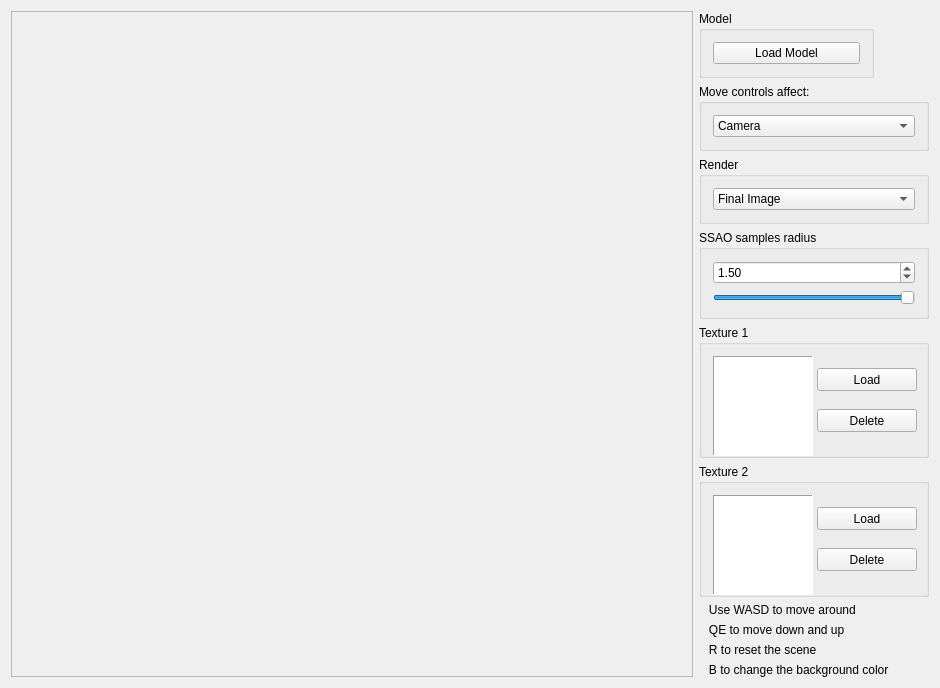
Before: the Qt Designer form project/forms/BasicGLWindow.ui in Vulpem/VQTGL, drawn with Qt 5.
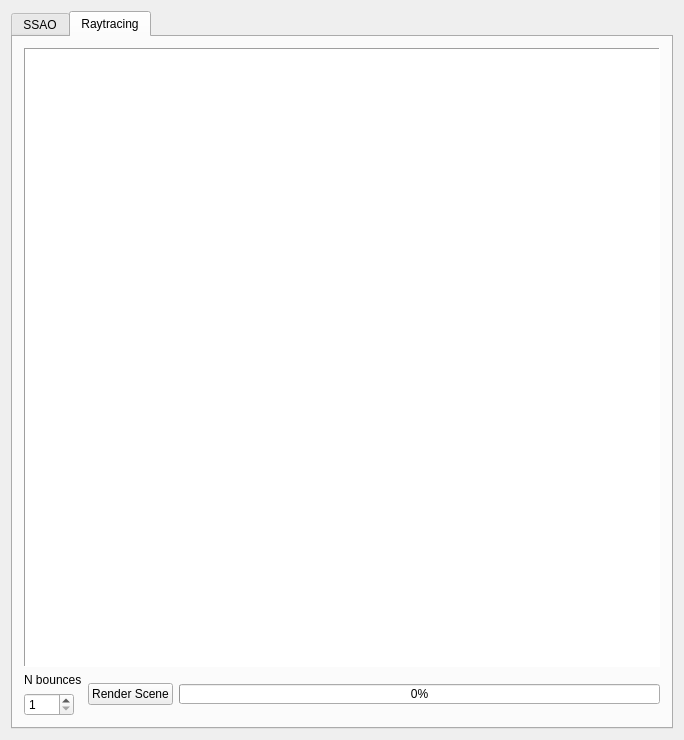
After: the same form once the commit is applied.

Commit message: Combined SSAO && raytracing windows

The edit to the form file:
```diff
--- a/project/forms/BasicGLWindow.ui
+++ b/project/forms/BasicGLWindow.ui
@@ -6,8 +6,8 @@
    <rect>
     <x>0</x>
     <y>0</y>
-    <width>940</width>
-    <height>653</height>
+    <width>684</width>
+    <height>698</height>
    </rect>
   </property>
   <property name="windowTitle">
@@ -15,6 +15,19 @@
   </property>
   <layout class="QGridLayout" name="gridLayout_3">
    <item row="0" column="0">
+    <widget class="QTabWidget" name="tabWidget">
+     <property name="tabShape">
+      <enum>QTabWidget::Rounded</enum>
+     </property>
+     <property name="currentIndex">
+      <number>1</number>
+     </property>
+     <widget class="QWidget" name="SSAO">
+      <attribute name="title">
+       <string>SSAO</string>
+      </attribute>
+      <layout class="QGridLayout" name="gridLayout_9">
+       <item row="0" column="0">
     <layout class="QHBoxLayout" name="horizontalLayout_2">
      <item>
       <widget class="QFrame" name="qGLFrame">
@@ -527,6 +540,114 @@
       </layout>
      </item>
     </layout>
+       </item>
+      </layout>
+     </widget>
+     <widget class="QWidget" name="tab_2">
+      <attribute name="title">
+       <string>Raytracing</string>
+      </attribute>
+      <layout class="QGridLayout" name="gridLayout_8">
+       <item row="0" column="0">
+        <layout class="QVBoxLayout" name="verticalLayout_6">
+         <item>
+          <widget class="QGraphicsView" name="qRayTracingView">
+           <property name="sizePolicy">
+            <sizepolicy hsizetype="Preferred" vsizetype="Preferred">
+             <horstretch>100</horstretch>
+             <verstretch>100</verstretch>
+            </sizepolicy>
+           </property>
+           <property name="minimumSize">
+            <size>
+             <width>502</width>
+             <height>502</height>
+            </size>
+           </property>
+           <property name="autoFillBackground">
+            <bool>true</bool>
+           </property>
+           <property name="frameShape">
+            <enum>QFrame::Panel</enum>
+           </property>
+           <property name="frameShadow">
+            <enum>QFrame::Sunken</enum>
+           </property>
+           <property name="lineWidth">
+            <number>1</number>
+           </property>
+          </widget>
+         </item>
+         <item>
+          <layout class="QHBoxLayout" name="horizontalLayout">
+           <item>
+            <layout class="QVBoxLayout" name="verticalLayout_7">
+             <item>
+              <widget class="QLabel" name="label_5">
+               <property name="text">
+                <string>N bounces</string>
+               </property>
+              </widget>
+             </item>
+             <item>
+              <widget class="QSpinBox" name="nBounces">
+               <property name="sizePolicy">
+                <sizepolicy hsizetype="Minimum" vsizetype="Fixed">
+                 <horstretch>0</horstretch>
+                 <verstretch>0</verstretch>
+                </sizepolicy>
+               </property>
+               <property name="maximumSize">
+                <size>
+                 <width>50</width>
+                 <height>16777215</height>
+                </size>
+               </property>
+               <property name="minimum">
+                <number>1</number>
+               </property>
+               <property name="maximum">
+                <number>32</number>
+               </property>
+              </widget>
+             </item>
+            </layout>
+           </item>
+           <item>
+            <widget class="QPushButton" name="qRenderButton">
+             <property name="text">
+              <string>Render Scene</string>
+             </property>
+            </widget>
+           </item>
+           <item>
+            <widget class="QSplitter" name="splitter">
+             <property name="orientation">
+              <enum>Qt::Horizontal</enum>
+             </property>
+             <widget class="QProgressBar" name="qProgressBar">
+              <property name="maximumSize">
+               <size>
+                <width>16777215</width>
+                <height>20</height>
+               </size>
+              </property>
+              <property name="value">
+               <number>0</number>
+              </property>
+              <property name="textVisible">
+               <bool>true</bool>
+              </property>
+             </widget>
+            </widget>
+           </item>
+          </layout>
+         </item>
+        </layout>
+       </item>
+      </layout>
+     </widget>
+    </widget>
    </item>
   </layout>
  </widget>
```
Lines whose indentation alone changed are shown as unchanged. The commit also changes 2 other files.
